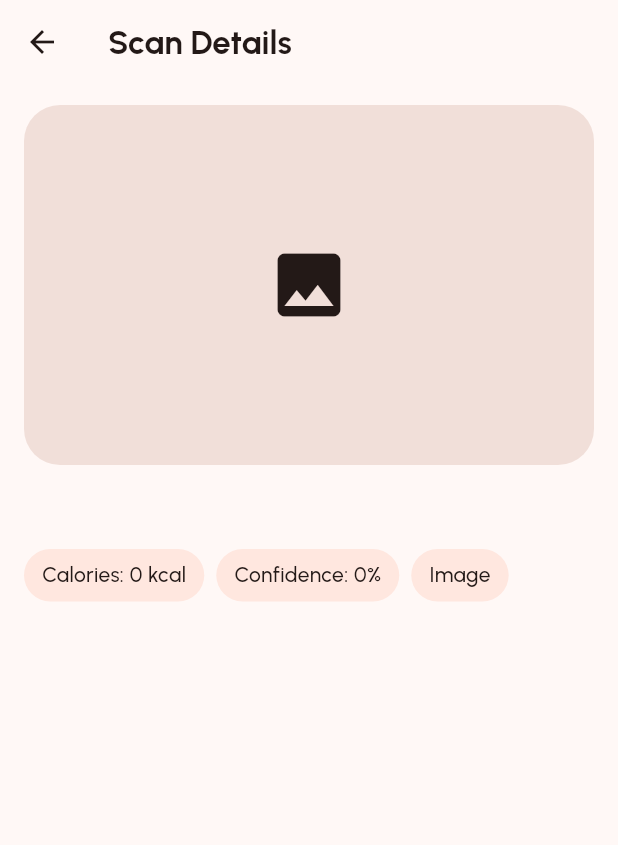
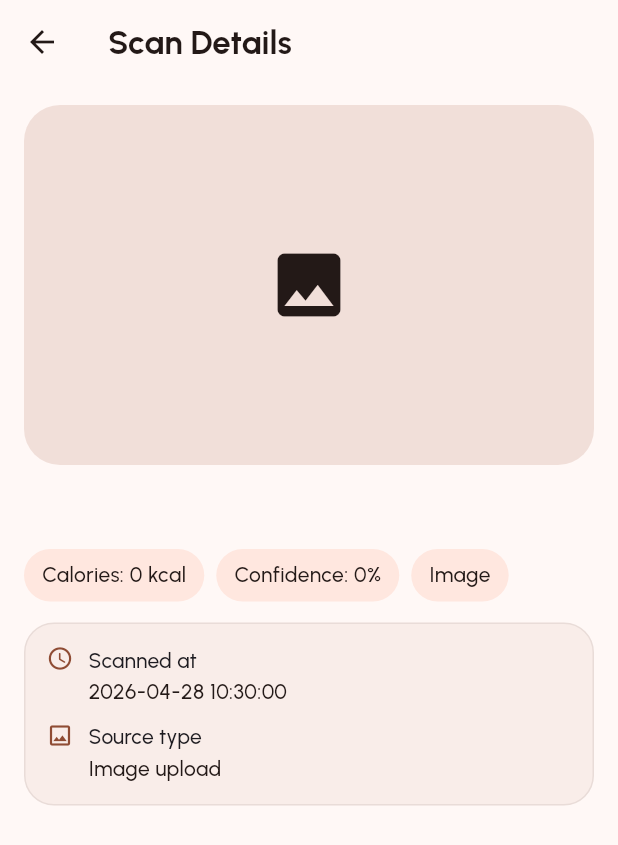
Before and after one commit to khamar21/Meal-Detector-, a Flutter app: the ScanDetailPage screen opened directly with empty values, on a phone screen of 412 x 824 dp. Shown: the top 845 px of the screen. Run offline on Flutter 3.47's test engine with Material 3 defaults, Android fonts, the light colour scheme and no system bars; our stand-ins replace flutter_image_compress, flutter_riverpod, google_fonts, image_picker, shared_preferences, speech_to_text; accounts and stored records are empty.

Commit message:
updated full code

```diff
--- a/lib/features/history/scan_detail_page.dart
+++ b/lib/features/history/scan_detail_page.dart
@@ -51,6 +51,35 @@ class ScanDetailPage extends StatelessWidget {
               ),
             ],
           ),
+          const SizedBox(height: 14),
+          _DetailPanel(
+            children: [
+              _DetailRow(
+                icon: Icons.schedule_rounded,
+                label: 'Scanned at',
+                value: _formatTimestamp(result.timestamp),
+              ),
+              const SizedBox(height: 10),
+              _DetailRow(
+                icon: result.sourceType == PredictionSource.voice
+                    ? Icons.mic_rounded
+                    : Icons.image_outlined,
+                label: 'Source type',
+                value: result.sourceType == PredictionSource.voice
+                    ? 'Voice input'
+                    : 'Image upload',
+              ),
+              if (result.source != null &&
+                  result.source!.trim().isNotEmpty) ...[
+                const SizedBox(height: 10),
+                _DetailRow(
+                  icon: Icons.link_rounded,
+                  label: 'Source path',
+                  value: result.source!,
+                ),
+              ],
+            ],
+          ),
           if (result.voiceInput != null &&
               result.voiceInput!.trim().isNotEmpty) ...[
             const SizedBox(height: 14),
@@ -89,6 +118,66 @@ class ScanDetailPage extends StatelessWidget {
           ],
         ],
       ),
+    );
+  }
+}
+
+class _DetailPanel extends StatelessWidget {
+  const _DetailPanel({required this.children});
+
+  final List<Widget> children;
+
+  @override
+  Widget build(BuildContext context) {
+    final colorScheme = Theme.of(context).colorScheme;
+
+    return Container(
+      width: double.infinity,
+      padding: const EdgeInsets.all(14),
+      decoration: BoxDecoration(
+        color: colorScheme.surfaceContainerHighest.withValues(alpha: 0.45),
+        borderRadius: BorderRadius.circular(20),
+        border: Border.all(color: colorScheme.outline.withValues(alpha: 0.14)),
+      ),
+      child: Column(
+        crossAxisAlignment: CrossAxisAlignment.start,
+        children: children,
+      ),
+    );
+  }
+}
+
+class _DetailRow extends StatelessWidget {
+  const _DetailRow({
+    required this.icon,
+    required this.label,
+    required this.value,
+  });
+
+  final IconData icon;
+  final String label;
+  final String value;
+
+  @override
+  Widget build(BuildContext context) {
+    final colorScheme = Theme.of(context).colorScheme;
+
+    return Row(
+      crossAxisAlignment: CrossAxisAlignment.start,
+      children: [
+        Icon(icon, size: 18, color: colorScheme.primary),
+        const SizedBox(width: 10),
+        Expanded(
+          child: Column(
+            crossAxisAlignment: CrossAxisAlignment.start,
+            children: [
+              Text(label, style: Theme.of(context).textTheme.labelLarge),
+              const SizedBox(height: 2),
+              Text(value),
+            ],
+          ),
+        ),
+      ],
     );
   }
 }
@@ -190,3 +279,8 @@ class _Tag extends StatelessWidget {
     );
   }
 }
+
+String _formatTimestamp(DateTime timestamp) {
+  final local = timestamp.toLocal();
+  return local.toString().split('.').first;
+}
--- a/lib/features/home/providers.dart
+++ b/lib/features/home/providers.dart
@@ -375,8 +375,7 @@ class PredictNotifier extends StateNotifier<void> {
         })
         .take(_historyLimit)
         .toList(growable: false);
-
-    ref.read(predictionHistoryProvider.notifier).state = updated;
+        ref.read(predictionHistoryProvider.notifier).state = updated;
     _saveHistory(updated);
   }
 
```
Also changed, not shown: lib/features/home/home_page.dart (+96 -0 lines).
